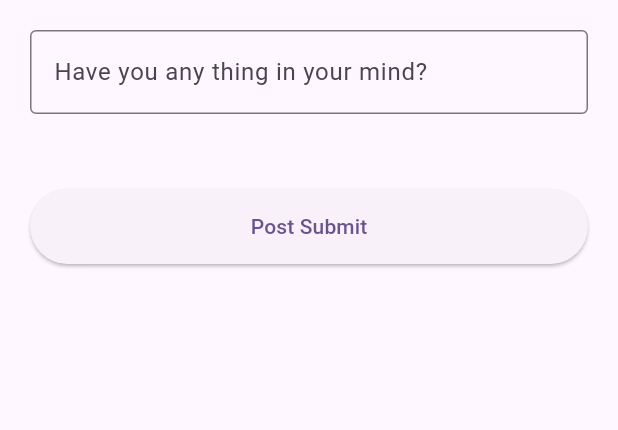
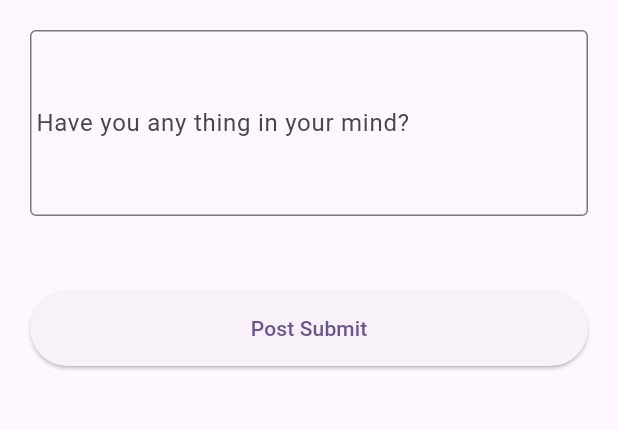
Before and after one commit to AdeelAhmadKhan36/firebase_application, a Flutter app: the screen it shows after launch, after a tap on the "add" icon, on a phone screen of 412 x 824 dp, the part 84-514 px from its top. Run offline on Flutter 3.47's test engine with Material 3 defaults, Android fonts, the phone set to English and light mode, and no system bars; our stand-ins replace cloud_firestore, firebase_auth, firebase_core, firebase_database, fluttertoast, get; accounts and stored records are empty.

Commit message:
Firestore ,and CRUD Operations

```diff
--- /dev/null
+++ b/lib/Firestore Database/add_firestore.dart
@@ -0,0 +1,82 @@
+
+import 'package:cloud_firestore/cloud_firestore.dart';
+import 'package:firebase_application/Util/utils.dart';
+import 'package:flutter/cupertino.dart';
+import 'package:flutter/material.dart';
+
+class AddFireStore_Screen extends StatefulWidget {
+  const AddFireStore_Screen({super.key});
+
+  @override
+  State<AddFireStore_Screen> createState() => _AddFireStore_ScreenState();
+
+}
+
+class _AddFireStore_ScreenState extends State<AddFireStore_Screen> {
+  bool isLoading= false;
+  TextEditingController postController=TextEditingController();
+  final add_firestore=FirebaseFirestore.instance.collection('Users');
+
+  @override
+  Widget build(BuildContext context) {
+    return Scaffold(
+      appBar: AppBar(
+        title: const Text('Add Post Screen',style: TextStyle(color: Colors.white)),
+        centerTitle: true,
+        backgroundColor: Colors.indigo,
+      ),
+      body: Padding(
+        padding: const EdgeInsets.all(20),
+        child: Column(
+          children: [
+
+            TextFormField(
+              controller: postController,
+              decoration: const InputDecoration(
+                  hintText: 'Have you any thing in your mind?',
+                  border: OutlineInputBorder(),
+                contentPadding: EdgeInsets.symmetric(vertical: 50.0), // Adjust the vertical padding
+
+              ),
+            ),
+
+
+            const SizedBox(height: 50,),
+
+            ElevatedButton(
+                onPressed:(){
+                  setState(() {
+                    isLoading = true; // Set loading to true when button is pressed
+                  });
+                  postController;
+                  String id=DateTime.now().microsecondsSinceEpoch.toString();
+                   add_firestore.doc(id).set(
+                     {
+                       'title':postController.text.toString(),
+                       'id':id,
+                     }
+                   ).then((value){
+                     Utils().toastMessage('Posted Successfully ');
+                   }).onError((error, stackTrace){
+                     print(error.toString());
+                     Utils().toastMessage(error.toString());
+                   }).whenComplete(() {
+
+                     setState(() {
+                       isLoading = false; // Set loading to true when button is pressed
+                     });
+                   });
+
+                },
+                style: ElevatedButton.styleFrom(
+
+                    minimumSize: const Size(550, 50)
+                ),
+
+                child: isLoading?CircularProgressIndicator(color: Colors.red,): Text('Post Submit',))
+          ],
+        ),
+      ),
+    );
+  }
+}
--- /dev/null
+++ b/lib/Firestore Database/firestore_screen.dart
@@ -0,0 +1,142 @@
+import 'package:cloud_firestore/cloud_firestore.dart';
+import 'package:firebase_application/Firestore%20Database/add_firestore.dart';
+import 'package:firebase_application/Realtime_%20Database/posts/add_post.dart';
+import 'package:firebase_application/Util/utils.dart';
+import 'package:firebase_auth/firebase_auth.dart';
+import 'package:firebase_core/firebase_core.dart';
+import 'package:firebase_database/firebase_database.dart';
+import 'package:firebase_database/ui/firebase_animated_list.dart';
+import 'package:flutter/material.dart';
+import 'package:get/get.dart';
+
+class Firestore_Screen extends StatefulWidget {
+  const Firestore_Screen({super.key});
+
+  @override
+  State<Firestore_Screen> createState() => _Firestore_ScreenState();
+}
+
+class _Firestore_ScreenState extends State<Firestore_Screen> {
+  @override
+  final searchController=TextEditingController();
+  final editController=TextEditingController();
+  final add_firestore=FirebaseFirestore.instance.collection('Users').snapshots();
+  CollectionReference ref=FirebaseFirestore.instance.collection('Users');
+
+
+
+  Widget build(BuildContext context) {
+    return Scaffold(
+      appBar: AppBar(
+        title: Text("Firestore Screen",style: TextStyle(color: Colors.white)),
+        backgroundColor: Colors.indigo,
+
+        centerTitle: true,
+      ),
+
+      body: Column(children: [
+        StreamBuilder<QuerySnapshot>(
+            stream: add_firestore,
+            builder: (BuildContext , AsyncSnapshot<QuerySnapshot> snapshot){
+              if(snapshot.connectionState==ConnectionState)
+                return CircularProgressIndicator();
+
+              if(snapshot.hasError){
+                return Text('Some Error');
+              }
+
+              return Expanded(
+                child: ListView.builder(
+                   itemCount: snapshot.data!.docs.length,
+                    itemBuilder: (contex, index){
+                    return ListTile(
+                      trailing: PopupMenuButton(
+                        icon: Icon(Icons.more_vert),
+                        itemBuilder: (context)=>[
+                          PopupMenuItem(
+                              child:  ListTile(
+                                onTap: (){
+
+                                  ShowMyDilaog(
+                                      snapshot.data!.docs[index]['title'].toString(),
+                                      snapshot.data!.docs[index].id.toString(),
+
+                                  );
+                                },
+                                title: Text('Edit'),
+                                leading: Icon(Icons.edit),
+
+                              )),
+
+                          PopupMenuItem(
+                              child:
+                              ListTile(
+                                onTap:(){
+                                  ref.doc(snapshot.data!.docs[index].id.toString()).delete();
+                      },
+                            title: Text('Delete'),
+                            leading: Icon(Icons.delete),
+                          ))
+
+                        ],
+                      ),
+                      title: Text(snapshot.data!.docs[index]['title'].toString()),
+                      subtitle: Text(snapshot.data!.docs[index].id.toString())
+                    );
+                    }),
+              );
+            }
+
+
+        )
+
+      ],),
+
+
+      floatingActionButton: FloatingActionButton(
+        onPressed: (){
+          Get.to(AddFireStore_Screen());
+        },
+        child: Icon(Icons.add),
+      ),
+    );
+  }
+
+  Future<void> ShowMyDilaog(String title, String id) async{
+
+    return showDialog(
+        context: context,
+        builder: (Buildcontext){
+          editController.text=title;
+          return AlertDialog(
+            title: Text('Update'),
+            content: Container(
+                child: TextField(
+                  controller: editController,
+                  decoration: InputDecoration(
+                      hintText: 'Edit'
+                  ),
+
+                )),
+            actions: [
+              TextButton(onPressed: (){
+                Navigator.pop(context);
+              },
+                  child: Text('Cancel')
+              ),
+              TextButton(onPressed: (){
+                Navigator.pop(context);
+                ref.doc(id).update(
+                  {
+                    'title':editController.text.toLowerCase(),
+                  }
+
+                );
+              },
+                  child: Text('Update')
+              )
+            ],
+          );
+        });
+  }
+}
--- a/lib/main.dart
+++ b/lib/main.dart
@@ -1,3 +1,4 @@
+import 'package:firebase_application/Firestore%20Database/firestore_screen.dart';
 import 'package:firebase_application/Realtime_%20Database/posts/post_screen.dart';
 import 'package:firebase_application/firebase_options.dart';
 import 'package:firebase_application/home.dart';
@@ -26,7 +27,7 @@ class MyApp extends StatelessWidget {
         colorScheme: ColorScheme.fromSeed(seedColor: Colors.deepPurple),
         useMaterial3: true,
       ),
-      home: const Post_Screen(),
+      home: const Firestore_Screen(),
     );
   }
 }
--- a/pubspec.yaml
+++ b/pubspec.yaml
@@ -40,6 +40,7 @@ dependencies:
   firebase_storage: ^11.6.5
   firebase_auth: ^4.17.4
   fluttertoast: ^8.2.4
+  cloud_firestore: ^4.15.5
   get: ^4.6.6
 
 dev_dependencies:
```
Also changed, not shown: pubspec.lock.
